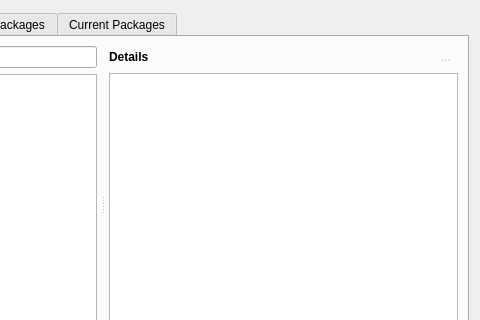
Old version of the form src/lay/lay/SaltManagerDialog.ui in the repository KLayout/klayout; both pictures show x 212 to 692 and y 0 to 320 of the 692 by 440 pixel window.
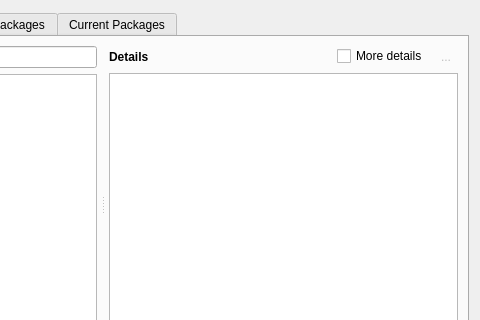
New version of the form. The open tabs and pages were chosen to show the change. Icons and pictures are not drawn. Custom widgets are drawn as their Qt base class.

Commit message: Package manager: show details only when enabling the 'show details' button

Diff of the .ui file:
```diff
--- a/src/lay/lay/SaltManagerDialog.ui
+++ b/src/lay/lay/SaltManagerDialog.ui
@@ -217,6 +217,12 @@
               </property>
               <item>
                <widget class="QLabel" name="label_6">
+                <property name="sizePolicy">
+                 <sizepolicy hsizetype="Preferred" vsizetype="Preferred">
+                  <horstretch>1</horstretch>
+                  <verstretch>0</verstretch>
+                 </sizepolicy>
+                </property>
                 <property name="font">
                  <font>
                   <bold>true</bold>
@@ -227,6 +233,19 @@
                 </property>
                </widget>
               </item>
+              <item>
+               <widget class="QCheckBox" name="detailed_view">
+                <property name="sizePolicy">
+                 <sizepolicy hsizetype="Minimum" vsizetype="Fixed">
+                  <horstretch>0</horstretch>
+                  <verstretch>0</verstretch>
+                 </sizepolicy>
+                </property>
+                <property name="text">
+                 <string>More details</string>
+                </property>
+               </widget>
+              </item>
               <item>
                <widget class="QToolButton" name="toolButton">
                 <property name="enabled">
```
Left out of the diff: 111 changed lines with no effect on the pictures. The commit also changes 2 other files.
